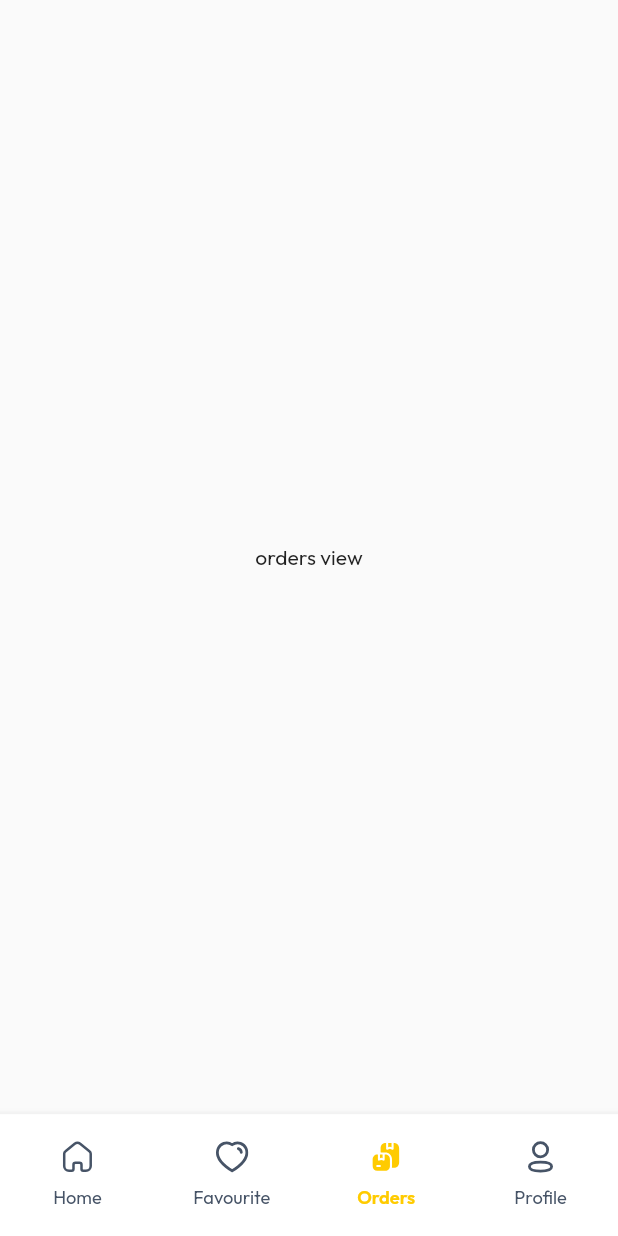
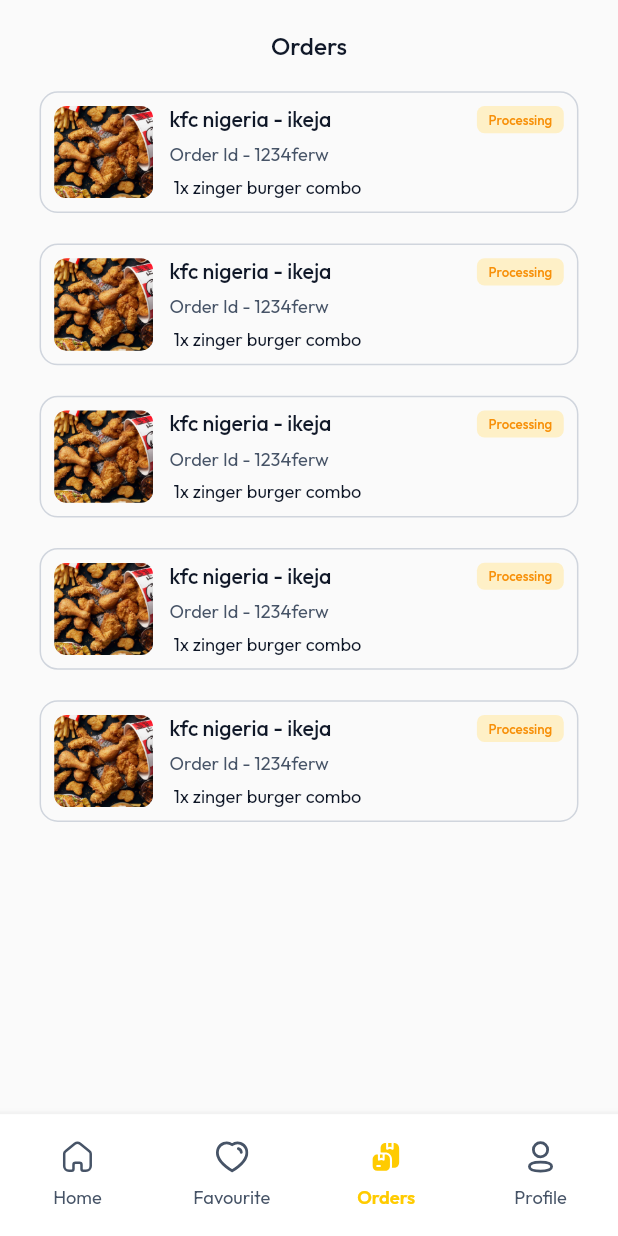
Before and after one commit to SaharaDelivery/shaap_mobile_app, a Flutter app: the BaseNavWrapper screen opened directly, item 3 of the bottom bar chosen, on a phone screen of 412 x 824 dp. Run offline on Flutter 3.47's test engine with Material 2 defaults, Android fonts, the phone set to English and light mode, and no system bars; our stand-ins replace dotted_line, file_picker, flutter_riverpod, flutter_screenutil, flutter_svg, fpdart and 9 more; accounts and stored records are empty.

Commit message:
started working on tye track orders UI

```diff
--- a/lib/features/base_nav_wrapper/views/base_nav_wrapper.dart
+++ b/lib/features/base_nav_wrapper/views/base_nav_wrapper.dart
@@ -3,7 +3,9 @@
 import 'package:flutter_screenutil/flutter_screenutil.dart';
 import 'package:shaap_mobile_app/features/base_nav_wrapper/widgets/nav_bar_widget.dart';
 import 'package:shaap_mobile_app/features/dummy_home_view.dart';
+import 'package:shaap_mobile_app/features/favourites/views/favourites_view.dart';
 import 'package:shaap_mobile_app/features/home/views/home_view.dart';
+import 'package:shaap_mobile_app/features/orders/views/orders_view.dart';
 import 'package:shaap_mobile_app/theme/palette.dart';
 
 class BaseNavWrapper extends ConsumerStatefulWidget {
@@ -16,8 +18,8 @@
 class _BaseNavWrapperState extends ConsumerState<BaseNavWrapper> {
   List<Widget> pages = const [
     HomeView(),
-    Center(child: Text('favourites view')),
-    Center(child: Text('orders view')),
+    FavouritesView(),
+    OrdersView(),
     Center(child: Text('profile view')),
   ];
 
--- /dev/null
+++ b/lib/features/orders/views/orders_view.dart
@@ -0,0 +1,103 @@
+import 'package:flutter/material.dart';
+import 'package:flutter_riverpod/flutter_riverpod.dart';
+import 'package:flutter_screenutil/flutter_screenutil.dart';
+import 'package:flutter_svg/flutter_svg.dart';
+import 'package:shaap_mobile_app/features/home/widgets/item_card_widget.dart';
+import 'package:shaap_mobile_app/features/orders/views/track_orders_bottom_sheet.dart';
+import 'package:shaap_mobile_app/features/orders/widgets/orders_tile.dart';
+import 'package:shaap_mobile_app/shared/app_texts.dart';
+import 'package:shaap_mobile_app/theme/palette.dart';
+import 'package:shaap_mobile_app/utils/string_extensions.dart';
+import 'package:shaap_mobile_app/utils/widget_extensions.dart';
+
+class OrdersView extends ConsumerWidget {
+  const OrdersView({super.key});
+
+  @override
+  Widget build(BuildContext context, WidgetRef ref) {
+    List<String> orders = [''];
+    return SafeArea(
+      child: Scaffold(
+        body: Container(
+          padding: 24.padH,
+          child: Column(
+            children: [
+              SizedBox(
+                height: 60.h,
+                child: Center(
+                  child: Text(
+                    AppTexts.orders,
+                    style: TextStyle(
+                      color: Pallete.textBlack,
+                      fontSize: 16.sp,
+                      fontWeight: FontWeight.w500,
+                    ),
+                  ),
+                ),
+              ),
+
+              //! body
+              Expanded(
+                child: orders.isEmpty
+                    ? Center(
+                        child: Column(
+                          mainAxisAlignment: MainAxisAlignment.center,
+                          children: [
+                            SvgPicture.asset('no-orders'.svg),
+                            24.sbH,
+                            Text(
+                              AppTexts.noOrders,
+                              style: TextStyle(
+                                color: Pallete.textBlack,
+                                fontSize: 14.sp,
+                                fontWeight: FontWeight.w500,
+                              ),
+                            ),
+                            10.sbH,
+                            Text(
+                              AppTexts.youHaveNoOrder,
+                              style: TextStyle(
+                                color: Pallete.textBlack,
+                                fontSize: 12.sp,
+                                fontWeight: FontWeight.w400,
+                              ),
+                            ),
+                          ],
+                        ),
+                      )
+                    : ListView.builder(
+                        itemCount: 5,
+                        itemBuilder: (context, index) {
+                          return Padding(
+                            padding: EdgeInsets.only(bottom: 20.h),
+                            child: OrdersTile(
+                              onTap: () {
+                                showModalBottomSheet(
+                                  backgroundColor: Colors.transparent,
+                                  barrierColor: Pallete.blackColor,
+                                  isScrollControlled: true,
+                                  context: context,
+                                  builder: (context) => Wrap(
+                                    children: const [
+                                      TrackOrdersBottomSheet(),
+                                    ],
+                                  ),
+                                );
+                              },
+                              restaurantName: 'kfc nigeria - ikeja ',
+                              orderID: '1234ferw',
+                              image: 'food-1',
+                              status: 'Processing',
+                              details: ' 1x zinger burger combo',
+                            ),
+                          );
+                        },
+                      ),
+              ),
+            ],
+          ),
+        ),
+      ),
+    );
+  }
+}
--- /dev/null
+++ b/lib/features/orders/widgets/orders_tile.dart
@@ -0,0 +1,118 @@
+// ignore_for_file: public_member_api_docs, sort_constructors_first
+import 'package:flutter/material.dart';
+import 'package:flutter_riverpod/flutter_riverpod.dart';
+import 'package:flutter_screenutil/flutter_screenutil.dart';
+
+import 'package:shaap_mobile_app/theme/palette.dart';
+import 'package:shaap_mobile_app/utils/string_extensions.dart';
+import 'package:shaap_mobile_app/utils/widget_extensions.dart';
+
+class OrdersTile extends ConsumerWidget {
+  final String restaurantName;
+  final String orderID;
+  final String image;
+  final String status;
+  final String details;
+  final void Function()? onTap;
+  const OrdersTile({
+    super.key,
+    required this.restaurantName,
+    required this.orderID,
+    required this.image,
+    required this.status,
+    required this.details,
+    this.onTap,
+  });
+
+  @override
+  Widget build(BuildContext context, WidgetRef ref) {
+    return InkWell(
+      onTap: onTap,
+      child: Container(
+        height: 80.h,
+        width: double.infinity,
+        padding: EdgeInsets.all(8.w),
+        decoration: BoxDecoration(
+          borderRadius: BorderRadius.circular(12.r),
+          border: Border.all(color: Pallete.borderGrey),
+        ),
+        child: Row(
+          crossAxisAlignment: CrossAxisAlignment.start,
+          children: [
+            //! image
+            Container(
+              height: double.infinity,
+              width: 60.w,
+              decoration: BoxDecoration(
+                borderRadius: BorderRadius.circular(8.r),
+                image: DecorationImage(
+                  image: AssetImage(image.png),
+                  fit: BoxFit.cover,
+                ),
+              ),
+            ),
+            10.sbW,
+
+            //! details
+            Column(
+              mainAxisAlignment: MainAxisAlignment.spaceBetween,
+              crossAxisAlignment: CrossAxisAlignment.start,
+              children: [
+                Text(
+                  restaurantName,
+                  style: TextStyle(
+                    color: Pallete.textBlack,
+                    fontSize: 14.sp,
+                    fontWeight: FontWeight.w500,
+                  ),
+                ),
+                Text(
+                  'Order Id - $orderID',
+                  style: TextStyle(
+                    color: Pallete.textGrey,
+                    fontSize: 12.sp,
+                    fontWeight: FontWeight.w400,
+                  ),
+                ),
+                Text(
+                  details,
+                  style: TextStyle(
+                    color: Pallete.textBlack,
+                    fontSize: 12.sp,
+                    fontWeight: FontWeight.w400,
+                  ),
+                ),
+              ],
+            ),
+            const Spacer(),
+
+            // status
+            Container(
+              padding: EdgeInsets.symmetric(horizontal: 7.w, vertical: 3.5.h),
+              decoration: BoxDecoration(
+                borderRadius: BorderRadius.circular(5.r),
+                color: status == 'Completed'
+                    ? Pallete.completeGreenContainer
+                    : status == 'Cancelled'
+                        ? Pallete.cancelledRedContainer
+                        : Pallete.processingOrangeContainer,
+              ),
+              child: Text(
+                status,
+                style: TextStyle(
+                  color: status == 'Completed'
+                      ? Pallete.completeGreen
+                      : status == 'Cancelled'
+                          ? Pallete.cancelledRed
+                          : Pallete.processingOrange,
+                  fontSize: 8.75.sp,
+                  fontWeight: FontWeight.w500,
+                ),
+              ),
+            ),
+          ],
+        ),
+      ),
+    );
+  }
+}
--- a/lib/shared/app_texts.dart
+++ b/lib/shared/app_texts.dart
@@ -61,6 +61,11 @@
   static const String featuredRestaurants = 'Featured resturants';
   static const String seeAll = 'See all';
 
+  // favourites
+   static const String favorites = 'Favourites';
+   static const String noFavourites = 'No Favourites';
+   static const String youDoNotHaveFaves = 'You Do Not Have Any Favourite Item';
+
   // restaurants
   static const String topSellers = 'Top Sellers';
   static const String main = 'Main';
@@ -79,4 +84,10 @@
   static const String onlinepayment = 'Online Payment';
   static const String deliveryFee = 'Delivery Fee';
   static const String cash = 'Cash On Delivery';
+
+  // orders
+  static const String orders = 'Orders';
+  static const String noOrders = 'No Orders';
+  static const String youHaveNoOrder = 'You Have Not Placed Any Order';
+  static const String track = 'Track Order';
 }
--- a/lib/theme/palette.dart
+++ b/lib/theme/palette.dart
@@ -25,7 +25,12 @@
   static const red = Color(0xffD92D20);
   static const lightRed = Color(0xffFEE4E2);
   static const newGrey = Color(0xffF2F4F7);
-
+  static const completeGreen = Color(0xff039855);
+  static const completeGreenContainer = Color(0xffD1FADF);
+  static const processingOrange = Color(0xffF79009);
+  static const processingOrangeContainer = Color(0xffFEF0C7);
+  static const cancelledRed = Color(0xffB42318);
+  static const cancelledRedContainer = Color(0xffFEE4E2);
 
   // Themes
   static var darkModeAppTheme = ThemeData.dark().copyWith(
```
Also changed, not shown: lib/features/favourites/views/favourites_view.dart (added, +82 -0 lines), lib/features/orders/views/track_orders_bottom_sheet.dart (added, +113 -0 lines), lib/assets/images/no-favourites.svg (added), lib/assets/images/no-orders.svg (added).
